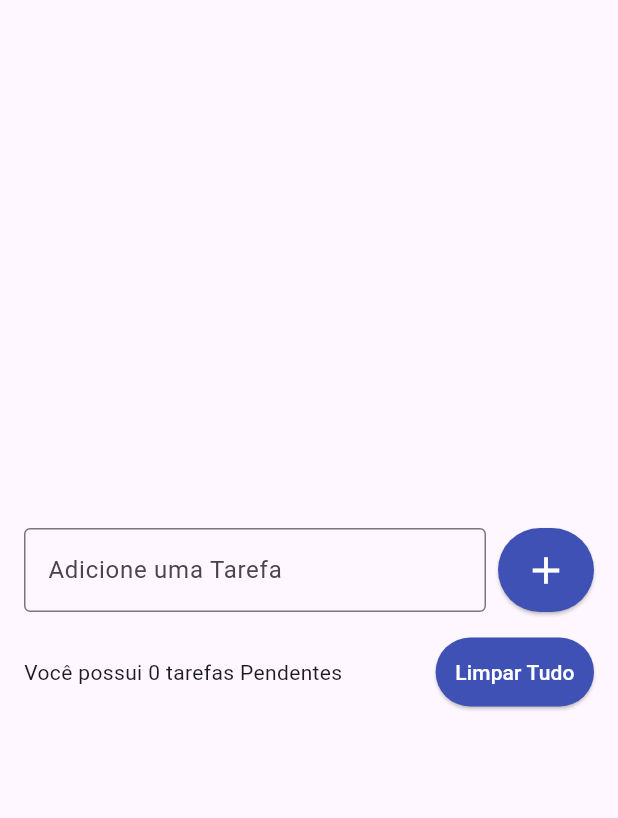
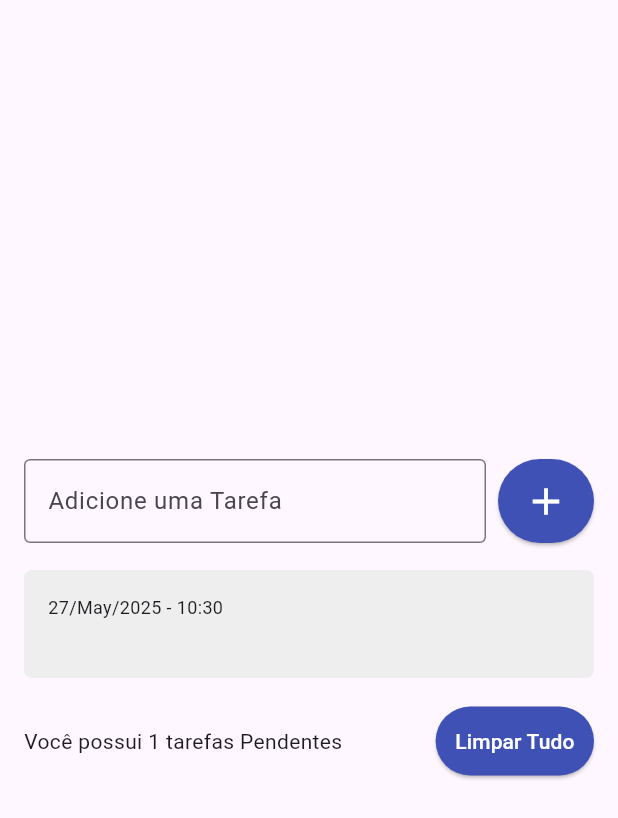
Before and after one commit to bikutoruu/TaskFeito, a Flutter app: the screen it shows after launch, after a tap on the "add" icon, on a phone screen of 412 x 824 dp. Shown: the top 818 px of the screen. Run offline on Flutter 3.47's test engine with Material 3 defaults, Android fonts, the light colour scheme and no system bars; drawn by our look-alikes of flutter_slidable.

Commit message:
Foi Adicionado todo o List View com uma função que ao arrastar para o lado aparece um botão para deletar a lista

```diff
--- a/lib/main.dart
+++ b/lib/main.dart
@@ -1,5 +1,7 @@
 import 'package:flutter/material.dart';
 import 'package:todo_list/pages/todo_list_page.dart';
+
+
 
 void main() {
   runApp(Myapp());
@@ -11,6 +13,7 @@ class Myapp extends StatelessWidget {
   @override
   Widget build(BuildContext context) {
     return MaterialApp(
+      debugShowCheckedModeBanner: false,
       home:  TodoListPage() ,
     );
   }
--- /dev/null
+++ b/lib/models/todo.dart
@@ -0,0 +1,6 @@
+class Todo {
+
+  Todo({required this.title, required this.dateTime});
+  String title;
+  DateTime dateTime;
+}
--- a/lib/pages/todo_list_page.dart
+++ b/lib/pages/todo_list_page.dart
@@ -1,23 +1,43 @@
 import 'package:flutter/material.dart';
+import '../models/todo.dart';
+import '../widgets/todo_list_item.dart';
 
-class TodoListPage extends StatelessWidget {
-  const TodoListPage({super.key});
+class TodoListPage extends StatefulWidget {
+   TodoListPage({super.key});
 
 
 
   @override
+  State<TodoListPage> createState() => _TodoListPageState();
+}
+
+class _TodoListPageState extends State<TodoListPage> {
+ List<Todo> todos = [];
+
+ void onDelete(Todo todo) {
+   setState(() {
+     todos.remove(todo);
+   });
+ }
+
+ final TextEditingController todoController = TextEditingController();
+
+  @override
   Widget build(BuildContext context) {
-    return Scaffold(
+    return SafeArea(
+      child: Scaffold(
         body: Center(
       child: Padding(
-      padding: const EdgeInsets.symmetric(horizontal: 16),
+        padding: const EdgeInsets.all(16),
         child: Column(
           mainAxisSize: MainAxisSize.min,
           children: [
+            // Widget para adicionar Tarefa
             Row(
               children: [
                 Expanded(
                   child: TextField(
+                    controller: todoController,
                     decoration: InputDecoration(
                       border: OutlineInputBorder(),
                       labelText: 'Adicione uma Tarefa',
@@ -27,7 +47,17 @@ class TodoListPage extends StatelessWidget {
                 ),
                 SizedBox(width: 8),
                 ElevatedButton(
-                onPressed: () {},
+                  onPressed: () {
+                    String text = todoController.text;
+                    setState(() {
+                      Todo newTodo = Todo (
+                        title: text,
+                        dateTime: DateTime.now(),
+                      );
+                      todos.add(newTodo);
+                    });
+                    todoController.clear();
+                  },
                   style: ElevatedButton.styleFrom(
                     backgroundColor: Colors.indigo,
                     padding: EdgeInsets.all(13),
@@ -41,10 +71,31 @@ class TodoListPage extends StatelessWidget {
               ],
             ),
             SizedBox(height: 16),
+
+            // Lista de tarefas *começa*
+            Flexible(
+              child: ListView(
+                //Esse comando se adaptará ao tamanho do conteudo.
+                shrinkWrap: true,
+                children: [
+                  for (Todo todo in todos)
+                    TodoListItem(
+                      todo: todo,
+                      onDelete: onDelete,
+                    ),
+                  ],
+
+              ),
+            ),
+
+            // Lista de tarefas *termina*
+            SizedBox(height: 16),
+
+            // Widget limpar tarefas *começa*
             Row(
               children: [
                 Expanded(
-                child: Text('Você possui 0 tarefas Pendentes'),
+                  child: Text('Você possui ${todos.length} tarefas Pendentes'),
                 ),
                 SizedBox(width: 8),
                 ElevatedButton(onPressed: (){},
@@ -53,6 +104,7 @@ class TodoListPage extends StatelessWidget {
                 padding: EdgeInsets.all(13),),
                   child: Text('Limpar Tudo',style: TextStyle(color: Colors.white),),
       ),
+                // Widget limpar tarefas *termina*
 
 
               ],
@@ -61,10 +113,9 @@ class TodoListPage extends StatelessWidget {
         ),
       ),
         ),
+      ),
     );
 
 
   }
-
-
 }
--- /dev/null
+++ b/lib/widgets/todo_list_item.dart
@@ -0,0 +1,62 @@
+import 'package:flutter/material.dart';
+import 'package:flutter_slidable/flutter_slidable.dart';
+import 'package:intl/intl.dart';
+
+import '../models/todo.dart';
+
+
+
+class TodoListItem extends StatelessWidget {
+  const TodoListItem({super.key, required this.todo,  required this.onDelete});
+
+  final Todo todo;
+  final Function(Todo) onDelete;
+
+
+  @override
+  Widget build(BuildContext context) {
+    return Slidable(
+      key: Key(todo.title),
+      endActionPane: ActionPane(
+    motion : const DrawerMotion(),
+    children: [
+      SlidableAction(
+    onPressed: (_) => onDelete(todo),
+    icon: Icons.delete,
+    backgroundColor: Colors.red,
+    foregroundColor: Colors.white,
+    label: 'Deletar',
+    ),
+    ],
+    ),
+      child:  Container(
+        width: double.infinity,
+        decoration: BoxDecoration(
+          borderRadius: BorderRadius.circular(5),
+          color: Colors.grey[200],
+        ),
+        margin: const EdgeInsets.symmetric(vertical: 2),
+        padding: const EdgeInsets.all(16),
+        child: Column(
+          crossAxisAlignment: CrossAxisAlignment.start,
+          children: [
+            Text(
+
+              DateFormat('dd/MMM/yyyy - HH:mm').format(todo.dateTime),
+              style: TextStyle(
+                fontSize: 12,
+              ),
+            ),
+            Text(
+              todo.title,
+              style: TextStyle(
+                fontSize: 16,
+                fontWeight: FontWeight.w600,
+              ),
+            ),
+          ],
+        ),
+      ),
+    );
+  }
+}
--- a/pubspec.yaml
+++ b/pubspec.yaml
@@ -34,6 +34,8 @@ dependencies:
   # The following adds the Cupertino Icons font to your application.
   # Use with the CupertinoIcons class for iOS style icons.
   cupertino_icons: ^1.0.8
+  intl: ^0.20.2
+  flutter_slidable: ^4.0.0
 
 dev_dependencies:
   flutter_test:
```
Also changed, not shown: pubspec.lock. Lines whose indentation alone changed are shown as unchanged.
